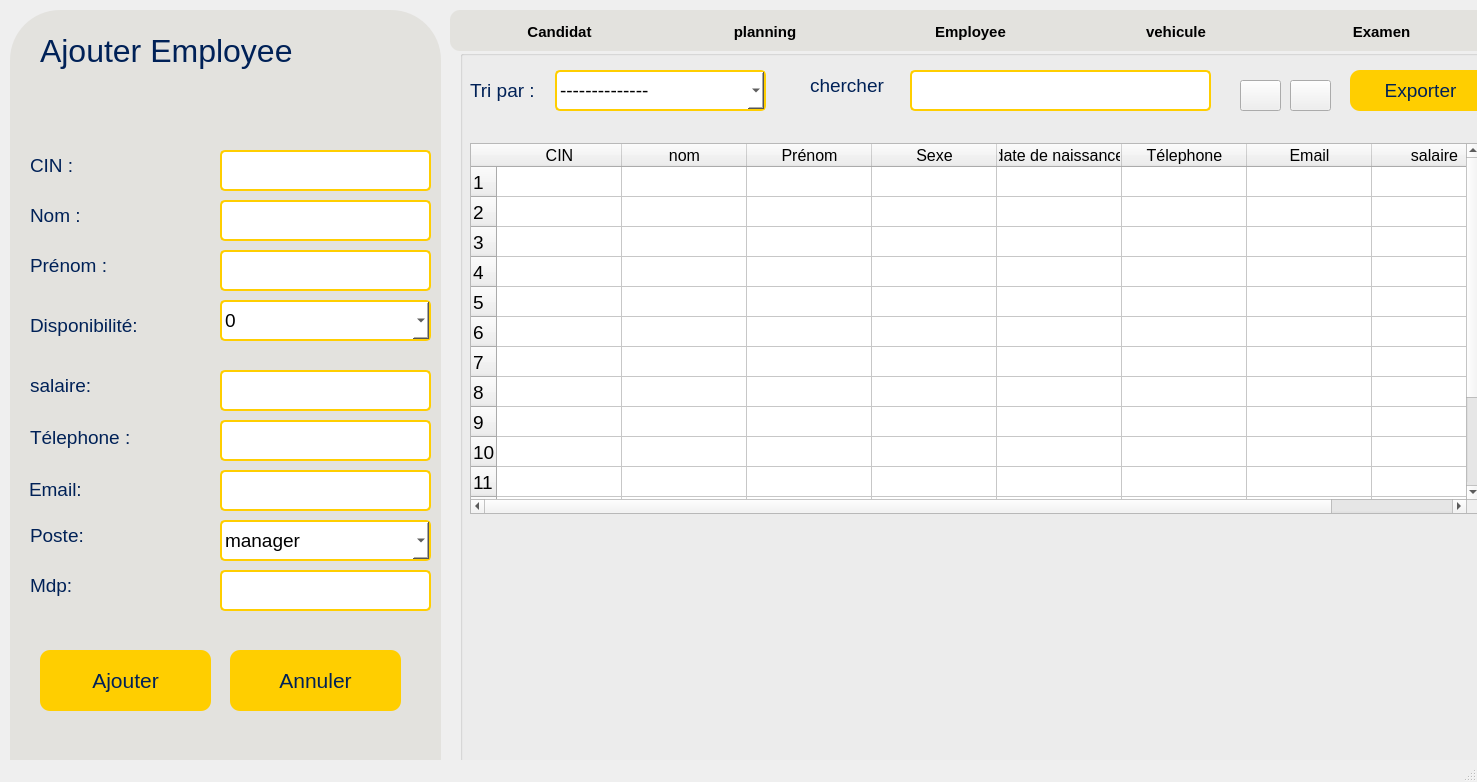
ProjetC-2A33/projetcpp2a33-drivesmart, file mainwindow.ui: the form before one commit.
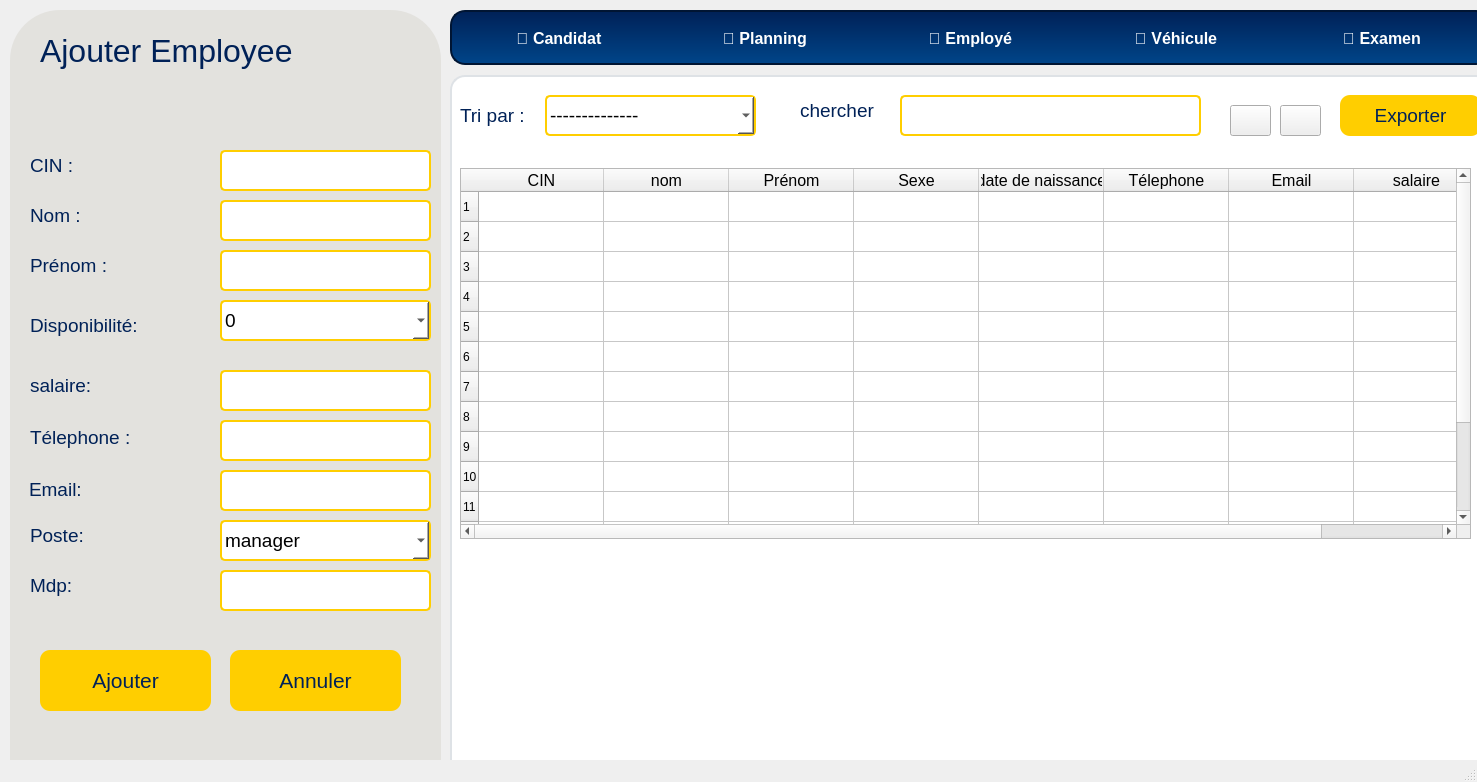
The form after the commit. Icons and pictures are not drawn.

```diff
--- a/mainwindow.ui
+++ b/mainwindow.ui
@@ -486,12 +486,16 @@
        <x>450</x>
        <y>10</y>
        <width>1041</width>
-       <height>41</height>
+       <height>55</height>
       </rect>
      </property>
      <property name="styleSheet">
-      <string notr="true">background-color:#e3e2de;
-border-radius:10px;</string>
+      <string notr="true">QGroupBox {
+  background: qlineargradient(x1:0, y1:0, x2:0, y2:1, stop:0 #002157, stop:1 #004589);
+  border-radius: 15px;
+  border: 2px solid #001533;
+  box-shadow: 0 4px 8px rgba(0,0,0,0.2);
+}</string>
      </property>
      <property name="title">
       <string/>
@@ -500,89 +504,237 @@
       <property name="geometry">
        <rect>
         <x>10</x>
-        <y>3</y>
+        <y>7</y>
         <width>1021</width>
-        <height>38</height>
+        <height>42</height>
        </rect>
       </property>
       <layout class="QHBoxLayout" name="horizontalLayout_7">
+       <property name="spacing">
+        <number>8</number>
+       </property>
        <item>
         <widget class="QPushButton" name="candidat_7">
+         <property name="minimumSize">
+          <size>
+           <width>0</width>
+           <height>40</height>
+          </size>
+         </property>
          <property name="font">
           <font>
-           <pointsize>11</pointsize>
+           <pointsize>12</pointsize>
            <bold>true</bold>
           </font>
          </property>
          <property name="styleSheet">
-          <string notr="true">background-color:#e3e2de;</string>
+          <string notr="true">QPushButton {
+  background: transparent;
+  color: white;
+  border: none;
+  border-radius: 8px;
+  padding: 8px 16px;
+  text-align: center;
+}
+QPushButton:hover {
+  background: qlineargradient(x1:0, y1:0, x2:0, y2:1, stop:0 #ffce00, stop:1 #e6b800);
+  color: #002157;
+}
+QPushButton:pressed {
+  background: #ffb700;
+  padding-top: 10px;
+}
+QPushButton:checked {
+  background: qlineargradient(x1:0, y1:0, x2:0, y2:1, stop:0 #ffce00, stop:1 #e6b800);
+  color: #002157;
+  border: 2px solid white;
+}</string>
          </property>
          <property name="text">
-          <string>Candidat</string>
+          <string>👤 Candidat</string>
+         </property>
+         <property name="checkable">
+          <bool>true</bool>
          </property>
         </widget>
        </item>
        <item>
         <widget class="QPushButton" name="planning_7">
+         <property name="minimumSize">
+          <size>
+           <width>0</width>
+           <height>40</height>
+          </size>
+         </property>
          <property name="font">
           <font>
-           <pointsize>11</pointsize>
+           <pointsize>12</pointsize>
            <bold>true</bold>
           </font>
          </property>
          <property name="styleSheet">
-          <string notr="true">background-color:#e3e2de;</string>
+          <string notr="true">QPushButton {
+  background: transparent;
+  color: white;
+  border: none;
+  border-radius: 8px;
+  padding: 8px 16px;
+  text-align: center;
+}
+QPushButton:hover {
+  background: qlineargradient(x1:0, y1:0, x2:0, y2:1, stop:0 #ffce00, stop:1 #e6b800);
+  color: #002157;
+}
+QPushButton:pressed {
+  background: #ffb700;
+  padding-top: 10px;
+}
+QPushButton:checked {
+  background: qlineargradient(x1:0, y1:0, x2:0, y2:1, stop:0 #ffce00, stop:1 #e6b800);
+  color: #002157;
+  border: 2px solid white;
+}</string>
          </property>
          <property name="text">
-          <string>planning</string>
+          <string>📅 Planning</string>
+         </property>
+         <property name="checkable">
+          <bool>true</bool>
          </property>
         </widget>
        </item>
        <item>
         <widget class="QPushButton" name="pageemploye">
+         <property name="minimumSize">
+          <size>
+           <width>0</width>
+           <height>40</height>
+          </size>
+         </property>
          <property name="font">
           <font>
-           <pointsize>11</pointsize>
+           <pointsize>12</pointsize>
            <bold>true</bold>
           </font>
          </property>
          <property name="styleSheet">
-          <string notr="true">background-color:#e3e2de;</string>
+          <string notr="true">QPushButton {
+  background: transparent;
+  color: white;
+  border: none;
+  border-radius: 8px;
+  padding: 8px 16px;
+  text-align: center;
+}
+QPushButton:hover {
+  background: qlineargradient(x1:0, y1:0, x2:0, y2:1, stop:0 #ffce00, stop:1 #e6b800);
+  color: #002157;
+}
+QPushButton:pressed {
+  background: #ffb700;
+  padding-top: 10px;
+}
+QPushButton:checked {
+  background: qlineargradient(x1:0, y1:0, x2:0, y2:1, stop:0 #ffce00, stop:1 #e6b800);
+  color: #002157;
+  border: 2px solid white;
+}</string>
          </property>
          <property name="text">
-          <string>Employee</string>
+          <string>👥 Employé</string>
+         </property>
+         <property name="checkable">
+          <bool>true</bool>
          </property>
         </widget>
        </item>
        <item>
         <widget class="QPushButton" name="vehicule_7">
+         <property name="minimumSize">
+          <size>
+           <width>0</width>
+           <height>40</height>
+          </size>
+         </property>
          <property name="font">
           <font>
-           <pointsize>11</pointsize>
+           <pointsize>12</pointsize>
            <bold>true</bold>
           </font>
          </property>
          <property name="styleSheet">
-          <string notr="true">background-color:#e3e2de;</string>
+          <string notr="true">QPushButton {
+  background: transparent;
+  color: white;
+  border: none;
+  border-radius: 8px;
+  padding: 8px 16px;
+  text-align: center;
+}
+QPushButton:hover {
+  background: qlineargradient(x1:0, y1:0, x2:0, y2:1, stop:0 #ffce00, stop:1 #e6b800);
+  color: #002157;
+}
+QPushButton:pressed {
+  background: #ffb700;
+  padding-top: 10px;
+}
+QPushButton:checked {
+  background: qlineargradient(x1:0, y1:0, x2:0, y2:1, stop:0 #ffce00, stop:1 #e6b800);
+  color: #002157;
+  border: 2px solid white;
+}</string>
          </property>
          <property name="text">
-          <string>vehicule</string>
+          <string>🚗 Véhicule</string>
+         </property>
+         <property name="checkable">
+          <bool>true</bool>
          </property>
         </widget>
        </item>
        <item>
         <widget class="QPushButton" name="examen_7">
+         <property name="minimumSize">
+          <size>
+           <width>0</width>
+           <height>40</height>
+          </size>
+         </property>
          <property name="font">
           <font>
-           <pointsize>11</pointsize>
+           <pointsize>12</pointsize>
            <bold>true</bold>
           </font>
          </property>
          <property name="styleSheet">
-          <string notr="true">background-color:#e3e2de;</string>
+          <string notr="true">QPushButton {
+  background: transparent;
+  color: white;
+  border: none;
+  border-radius: 8px;
+  padding: 8px 16px;
+  text-align: center;
+}
+QPushButton:hover {
+  background: qlineargradient(x1:0, y1:0, x2:0, y2:1, stop:0 #ffce00, stop:1 #e6b800);
+  color: #002157;
+}
+QPushButton:pressed {
+  background: #ffb700;
+  padding-top: 10px;
+}
+QPushButton:checked {
+  background: qlineargradient(x1:0, y1:0, x2:0, y2:1, stop:0 #ffce00, stop:1 #e6b800);
+  color: #002157;
+  border: 2px solid white;
+}</string>
          </property>
          <property name="text">
-          <string>Examen</string>
+          <string>📝 Examen</string>
+         </property>
+         <property name="checkable">
+          <bool>true</bool>
          </property>
         </widget>
        </item>
@@ -592,12 +744,19 @@
     <widget class="QGroupBox" name="groupBox_18">
      <property name="geometry">
       <rect>
-       <x>460</x>
-       <y>50</y>
+       <x>450</x>
+       <y>75</y>
        <width>1041</width>
-       <height>801</height>
+       <height>786</height>
       </rect>
      </property>
+     <property name="styleSheet">
+      <string notr="true">QGroupBox {
+  background: white;
+  border-radius: 15px;
+  border: 2px solid #dee2e6;
+}</string>
+     </property>
      <property name="title">
       <string/>
      </property>
```
